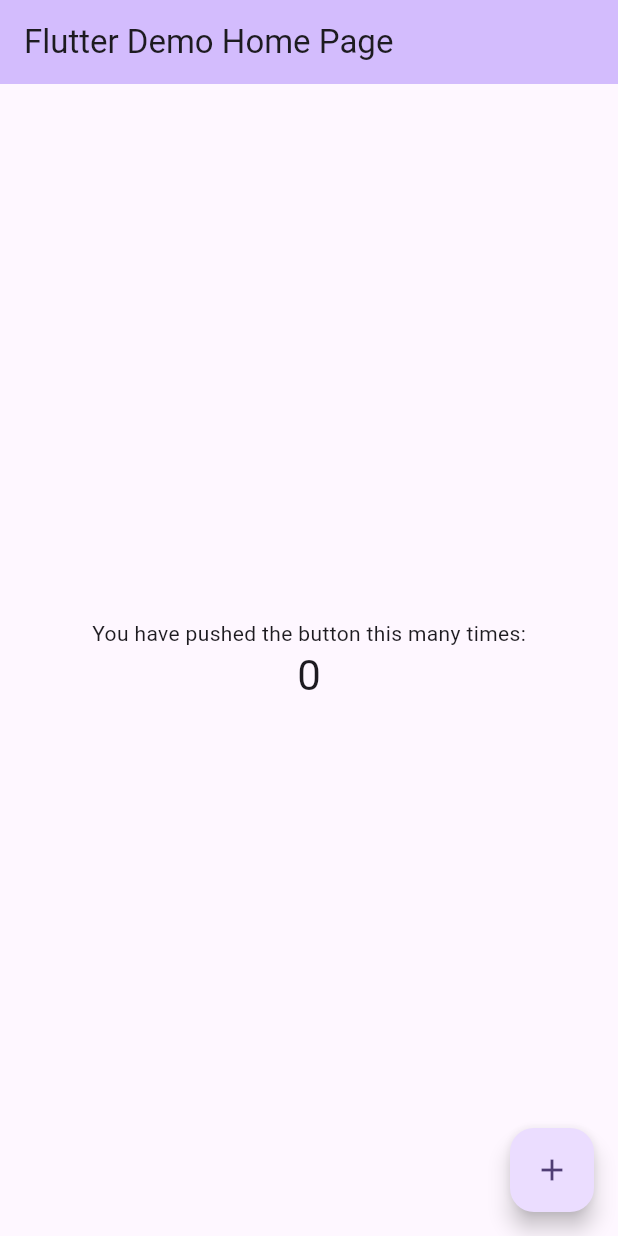
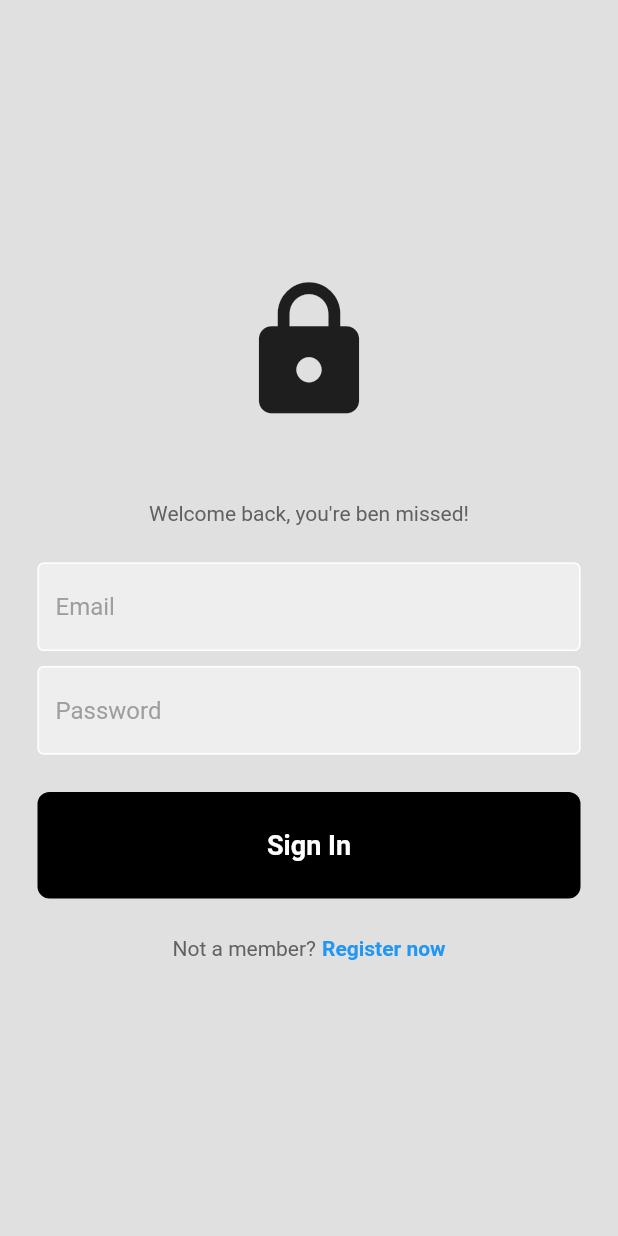
Before and after one commit to edwin-learning/flutter_social_media_app, a Flutter app: the screen it shows after launch, on a phone screen of 412 x 824 dp. Run offline on Flutter 3.47's test engine with Material 2 defaults, Android fonts, the light colour scheme and no system bars.

Commit message:
feat: 完成登录注册页面

```diff
--- /dev/null
+++ b/lib/auth/login_or_register.dart
@@ -0,0 +1,29 @@
+import 'package:flutter/material.dart';
+import 'package:flutter_social_media_app/pages/login_page.dart';
+import 'package:flutter_social_media_app/pages/register_page.dart';
+
+class LoginOrRegister extends StatefulWidget {
+  const LoginOrRegister({super.key});
+
+  @override
+  State<LoginOrRegister> createState() => _LoginOrRegisterState();
+}
+
+class _LoginOrRegisterState extends State<LoginOrRegister> {
+  bool showLoginPage = true;
+
+  void togglePages() {
+    setState(() {
+      showLoginPage = !showLoginPage;
+    });
+  }
+
+  @override
+  Widget build(BuildContext context) {
+    if(showLoginPage) {
+      return LoginPage(onTap: togglePages);
+    } else {
+      return RegisterPage(onTap: togglePages);
+    }
+  }
+}
--- /dev/null
+++ b/lib/components/button.dart
@@ -0,0 +1,33 @@
+import 'package:flutter/material.dart';
+
+class MyButton extends StatelessWidget {
+  final Function()? onTap;
+  final String text;
+
+  const MyButton({
+    super.key,
+    required this.onTap,
+    required this.text,
+  });
+
+  @override
+  Widget build(BuildContext context) {
+    return Container(
+      padding: const EdgeInsets.all(25),
+      decoration: BoxDecoration(
+        color: Colors.black,
+        borderRadius: BorderRadius.circular(8),
+      ),
+      child: Center(
+        child: Text(
+          text,
+          style: const TextStyle(
+            color: Colors.white,
+            fontWeight: FontWeight.bold,
+            fontSize: 18,
+          ),
+        ),
+      ),
+    );
+  }
+}
--- /dev/null
+++ b/lib/components/text_field.dart
@@ -0,0 +1,34 @@
+import 'package:flutter/material.dart';
+
+class MyTextField extends StatelessWidget {
+  final TextEditingController controller;
+  final String hintText;
+  final bool obscureText;
+
+  const MyTextField({
+    super.key,
+    required this.controller,
+    required this.hintText,
+    required this.obscureText,
+  });
+
+  @override
+  Widget build(BuildContext context) {
+    return TextField(
+      controller: controller,
+      obscureText: obscureText,
+      decoration: InputDecoration(
+        enabledBorder: const OutlineInputBorder(
+          borderSide: BorderSide(color: Colors.white),
+        ),
+        focusedBorder: const OutlineInputBorder(
+          borderSide: BorderSide(color: Colors.white),
+        ),
+        fillColor: Colors.grey.shade200,
+        filled: true,
+        hintText: hintText,
+        hintStyle: TextStyle(color: Colors.grey[500]),
+      ),
+    );
+  }
+}
--- a/lib/main.dart
+++ b/lib/main.dart
@@ -1,4 +1,7 @@
 import 'package:flutter/material.dart';
+import 'package:flutter_social_media_app/auth/login_or_register.dart';
+import 'package:flutter_social_media_app/pages/login_page.dart';
+import 'package:flutter_social_media_app/pages/register_page.dart';
 
 void main() {
   runApp(const MyApp());
@@ -7,119 +10,11 @@
 class MyApp extends StatelessWidget {
   const MyApp({super.key});
 
-  // This widget is the root of your application.
   @override
   Widget build(BuildContext context) {
-    return MaterialApp(
-      title: 'Flutter Demo',
-      theme: ThemeData(
-        // This is the theme of your application.
-        //
-        // TRY THIS: Try running your application with "flutter run". You'll see
-        // the application has a blue toolbar. Then, without quitting the app,
-        // try changing the seedColor in the colorScheme below to Colors.green
-        // and then invoke "hot reload" (save your changes or press the "hot
-        // reload" button in a Flutter-supported IDE, or press "r" if you used
-        // the command line to start the app).
-        //
-        // Notice that the counter didn't reset back to zero; the application
-        // state is not lost during the reload. To reset the state, use hot
-        // restart instead.
-        //
-        // This works for code too, not just values: Most code changes can be
-        // tested with just a hot reload.
-        colorScheme: ColorScheme.fromSeed(seedColor: Colors.deepPurple),
-        useMaterial3: true,
-      ),
-      home: const MyHomePage(title: 'Flutter Demo Home Page'),
+    return const MaterialApp(
+      debugShowCheckedModeBanner: false,
+      home: LoginOrRegister(),
     );
   }
 }
-
-class MyHomePage extends StatefulWidget {
-  const MyHomePage({super.key, required this.title});
-
-  // This widget is the home page of your application. It is stateful, meaning
-  // that it has a State object (defined below) that contains fields that affect
-  // how it looks.
-
-  // This class is the configuration for the state. It holds the values (in this
-  // case the title) provided by the parent (in this case the App widget) and
-  // used by the build method of the State. Fields in a Widget subclass are
-  // always marked "final".
-
-  final String title;
-
-  @override
-  State<MyHomePage> createState() => _MyHomePageState();
-}
-
-class _MyHomePageState extends State<MyHomePage> {
-  int _counter = 0;
-
-  void _incrementCounter() {
-    setState(() {
-      // This call to setState tells the Flutter framework that something has
-      // changed in this State, which causes it to rerun the build method below
-      // so that the display can reflect the updated values. If we changed
-      // _counter without calling setState(), then the build method would not be
-      // called again, and so nothing would appear to happen.
-      _counter++;
-    });
-  }
-
-  @override
-  Widget build(BuildContext context) {
-    // This method is rerun every time setState is called, for instance as done
-    // by the _incrementCounter method above.
-    //
-    // The Flutter framework has been optimized to make rerunning build methods
-    // fast, so that you can just rebuild anything that needs updating rather
-    // than having to individually change instances of widgets.
-    return Scaffold(
-      appBar: AppBar(
-        // TRY THIS: Try changing the color here to a specific color (to
-        // Colors.amber, perhaps?) and trigger a hot reload to see the AppBar
-        // change color while the other colors stay the same.
-        backgroundColor: Theme.of(context).colorScheme.inversePrimary,
-        // Here we take the value from the MyHomePage object that was created by
-        // the App.build method, and use it to set our appbar title.
-        title: Text(widget.title),
-      ),
-      body: Center(
-        // Center is a layout widget. It takes a single child and positions it
-        // in the middle of the parent.
-        child: Column(
-          // Column is also a layout widget. It takes a list of children and
-          // arranges them vertically. By default, it sizes itself to fit its
-          // children horizontally, and tries to be as tall as its parent.
-          //
-          // Column has various properties to control how it sizes itself and
-          // how it positions its children. Here we use mainAxisAlignment to
-          // center the children vertically; the main axis here is the vertical
-          // axis because Columns are vertical (the cross axis would be
-          // horizontal).
-          //
-          // TRY THIS: Invoke "debug painting" (choose the "Toggle Debug Paint"
-          // action in the IDE, or press "p" in the console), to see the
-          // wireframe for each widget.
-          mainAxisAlignment: MainAxisAlignment.center,
-          children: <Widget>[
-            const Text(
-              'You have pushed the button this many times:',
-            ),
-            Text(
-              '$_counter',
-              style: Theme.of(context).textTheme.headlineMedium,
-            ),
-          ],
-        ),
-      ),
-      floatingActionButton: FloatingActionButton(
-        onPressed: _incrementCounter,
-        tooltip: 'Increment',
-        child: const Icon(Icons.add),
-      ), // This trailing comma makes auto-formatting nicer for build methods.
-    );
-  }
-}
--- /dev/null
+++ b/lib/pages/login_page.dart
@@ -0,0 +1,91 @@
+import 'package:flutter/material.dart';
+import 'package:flutter_social_media_app/components/button.dart';
+import 'package:flutter_social_media_app/components/text_field.dart';
+
+class LoginPage extends StatefulWidget {
+  final Function()? onTap;
+
+  const LoginPage({
+    super.key,
+    required this.onTap,
+  });
+
+  @override
+  State<LoginPage> createState() => _LoginPageState();
+}
+
+class _LoginPageState extends State<LoginPage> {
+  final emailTextController = TextEditingController();
+  final passwordTextController = TextEditingController();
+
+  @override
+  Widget build(BuildContext context) {
+    return Scaffold(
+      backgroundColor: Colors.grey[300],
+      body: SafeArea(
+        child: Center(
+          child: Padding(
+            padding: const EdgeInsets.symmetric(horizontal: 25.0),
+            child: Column(
+              mainAxisAlignment: MainAxisAlignment.center,
+              children: [
+                const Icon(
+                  Icons.lock,
+                  size: 100,
+                ),
+
+                const SizedBox(height: 50),
+                Text(
+                  "Welcome back, you're ben missed!",
+                  style: TextStyle(color: Colors.grey[700]),
+                ),
+
+                const SizedBox(height: 25),
+                // 邮箱
+                MyTextField(
+                  controller: emailTextController,
+                  hintText: "Email",
+                  obscureText: false,
+                ),
+
+                const SizedBox(height: 10),
+                // 密码
+                MyTextField(
+                  controller: passwordTextController,
+                  hintText: "Password",
+                  obscureText: true,
+                ),
+
+                const SizedBox(height: 25),
+                // 密码
+                MyButton(onTap: () {}, text: "Sign In"),
+
+                const SizedBox(height: 25),
+                Row(
+                  mainAxisAlignment: MainAxisAlignment.center,
+                  children: [
+                    Text(
+                      "Not a member?",
+                      style: TextStyle(color: Colors.grey[700]),
+                    ),
+                    const SizedBox(width: 4),
+                    GestureDetector(
+                      onTap: widget.onTap,
+                      child: const Text(
+                        "Register now",
+                        style: TextStyle(
+                          color: Colors.blue,
+                          fontWeight: FontWeight.bold,
+                        ),
+                      ),
+                    ),
+                  ],
+                )
+              ],
+            ),
+          ),
+        ),
+      ),
+    );
+  }
+}
```
Also changed, not shown: lib/pages/register_page.dart (added, +100 -0 lines).
